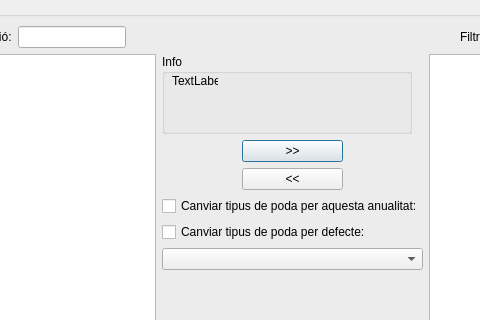
bgeo-gis/treemanage_qgis_pluggin, file ui/tree_selector.ui: the form before one commit; both pictures show x 114 to 594 and y 0 to 320 of the 814 by 690 pixel window.
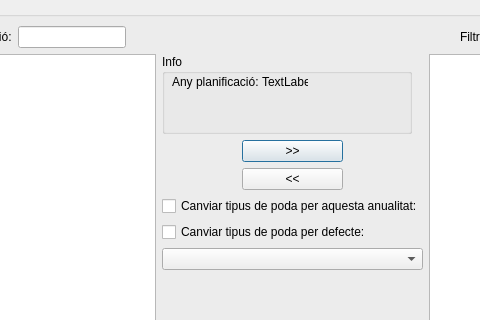
The form after the commit.

The edit to the form file:
```diff
--- a/ui/tree_selector.ui
+++ b/ui/tree_selector.ui
@@ -136,16 +136,29 @@
               <widget class="QLabel" name="lbl_year">
                <property name="geometry">
                 <rect>
-                 <x>10</x>
+                 <x>100</x>
                  <y>20</y>
                  <width>46</width>
-                 <height>13</height>
+                 <height>16</height>
                 </rect>
                </property>
                <property name="text">
                 <string>TextLabel</string>
                </property>
               </widget>
+              <widget class="QLabel" name="label_4">
+               <property name="geometry">
+                <rect>
+                 <x>10</x>
+                 <y>20</y>
+                 <width>86</width>
+                 <height>16</height>
+                </rect>
+               </property>
+               <property name="text">
+                <string>Any planificació:</string>
+               </property>
+              </widget>
              </widget>
             </item>
             <item>
```
